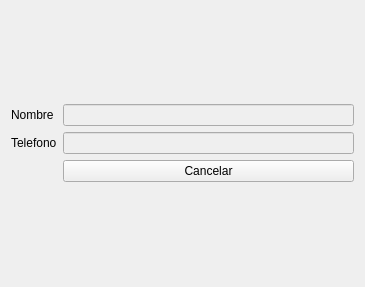
ValenDD/Desktop_app_mechanical_workshop, file views/Views ui/ClientesEntontradosUI.ui: the form before one commit.
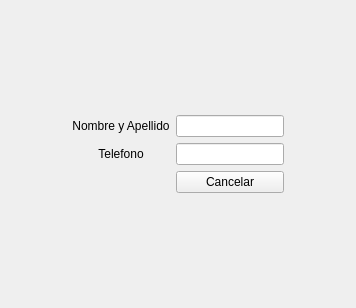
The form after the commit.

```diff
--- a/views/Views ui/ClientesEntontradosUI.ui
+++ b/views/Views ui/ClientesEntontradosUI.ui
@@ -6,8 +6,8 @@
    <rect>
     <x>0</x>
     <y>0</y>
-    <width>365</width>
-    <height>287</height>
+    <width>356</width>
+    <height>308</height>
    </rect>
   </property>
   <property name="windowTitle">
@@ -17,46 +17,78 @@
    <item row="1" column="1">
     <layout class="QGridLayout" name="gridLayout">
      <item row="1" column="1">
-      <widget class="QLineEdit" name="lineEdit_2">
-       <property name="enabled">
-        <bool>false</bool>
-       </property>
-       <property name="mouseTracking">
-        <bool>false</bool>
-       </property>
-      </widget>
-     </item>
-     <item row="0" column="0">
-      <widget class="QLabel" name="label_2">
-       <property name="text">
-        <string>Nombre</string>
-       </property>
-      </widget>
-     </item>
-     <item row="0" column="1">
-      <widget class="QLineEdit" name="lineEdit">
-       <property name="enabled">
-        <bool>false</bool>
-       </property>
-       <property name="mouseTracking">
-        <bool>false</bool>
-       </property>
-      </widget>
-     </item>
-     <item row="1" column="0">
       <widget class="QLabel" name="label">
        <property name="text">
         <string>Telefono</string>
        </property>
+       <property name="alignment">
+        <set>Qt::AlignCenter</set>
+       </property>
       </widget>
      </item>
-     <item row="2" column="1">
+     <item row="0" column="1">
+      <widget class="QLabel" name="label_2">
+       <property name="text">
+        <string>Nombre y Apellido</string>
+       </property>
+       <property name="alignment">
+        <set>Qt::AlignCenter</set>
+       </property>
+      </widget>
+     </item>
+     <item row="0" column="2">
+      <widget class="QLineEdit" name="lineEdit">
+       <property name="enabled">
+        <bool>true</bool>
+       </property>
+       <property name="mouseTracking">
+        <bool>true</bool>
+       </property>
+      </widget>
+     </item>
+     <item row="1" column="2">
+      <widget class="QLineEdit" name="lineEdit_2">
+       <property name="enabled">
+        <bool>true</bool>
+       </property>
+       <property name="mouseTracking">
+        <bool>true</bool>
+       </property>
+      </widget>
+     </item>
+     <item row="2" column="2">
       <widget class="QPushButton" name="pushButton">
        <property name="text">
         <string>Cancelar</string>
        </property>
       </widget>
      </item>
+     <item row="2" column="0">
+      <spacer name="horizontalSpacer_3">
+       <property name="orientation">
+        <enum>Qt::Horizontal</enum>
+       </property>
+       <property name="sizeHint" stdset="0">
+        <size>
+         <width>40</width>
+         <height>20</height>
+        </size>
+       </property>
+      </spacer>
+     </item>
+     <item row="2" column="3">
+      <spacer name="horizontalSpacer_2">
+       <property name="orientation">
+        <enum>Qt::Horizontal</enum>
+       </property>
+       <property name="sizeHint" stdset="0">
+        <size>
+         <width>40</width>
+         <height>20</height>
+        </size>
+       </property>
+      </spacer>
+     </item>
     </layout>
    </item>
   </layout>
```
